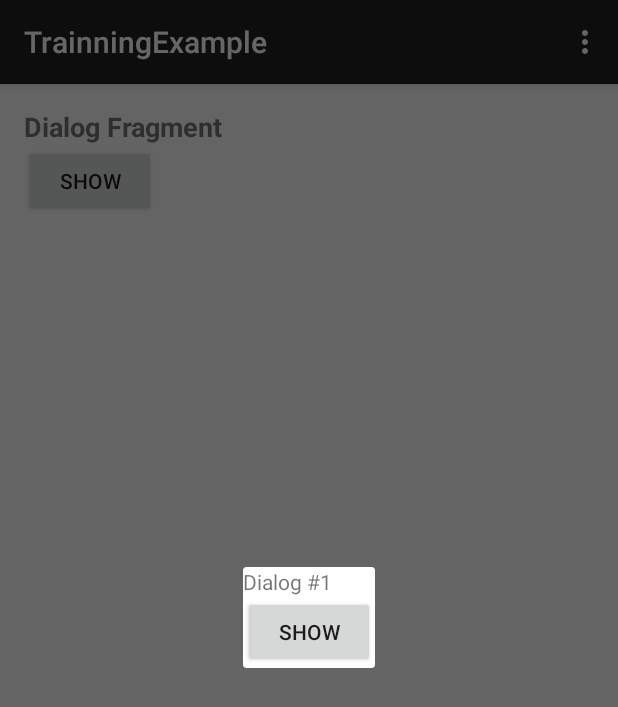
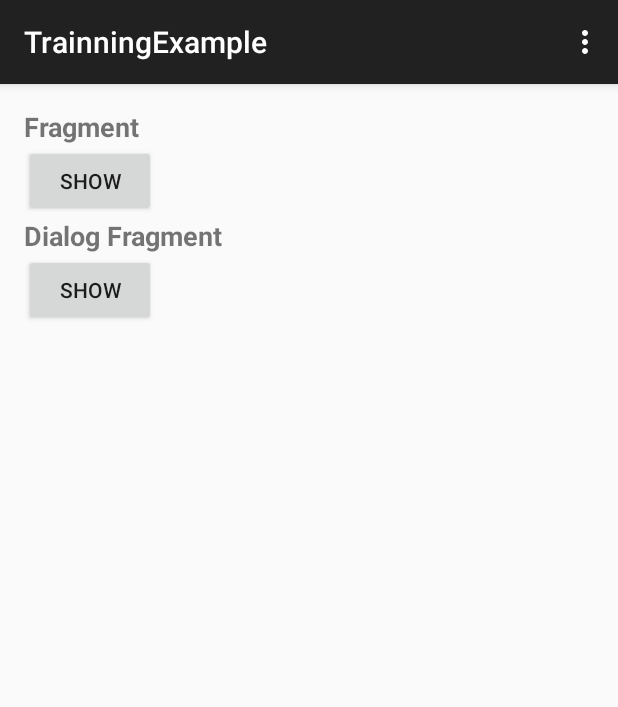
Before and after one commit to GHC124/TrainningExample, an Android app: the screen it shows after launch (MainActivity), after a tap on "SHOW", on a phone screen of 412 x 824 dp. Shown: the top 707 px of the screen. Run offline under Robolectric (Android 15) with nearby library versions, the phone set to English and light mode, and no system bars.

Commit message:
Finish show fragment

```diff
--- a/app/src/main/java/android/ghc/com/trainningexample/MainActivity.java
+++ b/app/src/main/java/android/ghc/com/trainningexample/MainActivity.java
@@ -1,8 +1,9 @@
 package android.ghc.com.trainningexample;
 
 import android.app.DialogFragment;
-import android.app.Fragment;
+import android.app.FragmentManager;
 import android.app.FragmentTransaction;
+import android.content.Intent;
 import android.os.Bundle;
 import android.support.v7.app.ActionBarActivity;
 import android.view.Menu;
@@ -18,6 +19,9 @@ public class MainActivity extends ActionBarActivity implements View.OnClickListe
     protected void onCreate(Bundle savedInstanceState) {
         super.onCreate(savedInstanceState);
         setContentView(R.layout.activity_main);
+
+        Button btnShowFragment = (Button)findViewById(R.id.btnShowFragment);
+        btnShowFragment.setOnClickListener(this);
 
         Button btnShowDialog = (Button)findViewById(R.id.btnShowDialog);
         btnShowDialog.setOnClickListener(this);
@@ -54,15 +58,24 @@ public class MainActivity extends ActionBarActivity implements View.OnClickListe
         // in a transaction.  We also want to remove any currently showing
         // dialog, so make our own transaction and take care of that here.
         FragmentTransaction ft = getFragmentManager().beginTransaction();
-        Fragment prev = getFragmentManager().findFragmentByTag("dialog");
-        if (prev != null) {
-            ft.remove(prev);
-        }
-        ft.addToBackStack(null);
-
         // Create and show the dialog.
         DialogFragment newFragment = DialogFragmentExample.newInstance(mStackLevel);
-        newFragment.show(ft, "dialog");
+        newFragment.show(ft, "dialog" + mStackLevel);
+    }
+
+    public void closeAllDialog(){
+        FragmentManager fragmentManager = getFragmentManager();
+        for(int i = 1;i <= mStackLevel; i++) {
+            DialogFragmentExample fragment = (DialogFragmentExample) fragmentManager.findFragmentByTag("dialog" + i);
+            if (fragment != null) {
+                fragment.close();
+            }
+        }
+    }
+
+    private void showFragment(){
+        Intent intent = new Intent(this, FragmentExample.class);
+        startActivity(intent);
     }
 
     @Override
@@ -71,6 +84,9 @@ public class MainActivity extends ActionBarActivity implements View.OnClickListe
             case R.id.btnShowDialog:
                 showDialog();
                 break;
+            case R.id.btnShowFragment:
+                showFragment();
+                break;
         }
     }
 }
--- a/app/src/main/res/layout/activity_main.xml
+++ b/app/src/main/res/layout/activity_main.xml
@@ -11,6 +11,18 @@
 
     <TextView
         style="@style/style18bold"
+        android:text="@string/start_show_fragment"
+        android:layout_width="wrap_content"
+        android:layout_height="wrap_content"
+        />
+    <Button android:id="@+id/btnShowFragment"
+            android:layout_width="wrap_content"
+            android:layout_height="wrap_content"
+            android:text="@string/show"
+        />
+
+    <TextView
+        style="@style/style18bold"
         android:text="@string/start_show_dialog"
         android:layout_width="wrap_content"
         android:layout_height="wrap_content"
@@ -18,6 +30,6 @@
     <Button android:id="@+id/btnShowDialog"
         android:layout_width="wrap_content"
         android:layout_height="wrap_content"
-        android:text="@string/show_dialog"
+        android:text="@string/show"
         />
 </LinearLayout>
--- a/app/src/main/res/values/strings.xml
+++ b/app/src/main/res/values/strings.xml
@@ -4,6 +4,9 @@
     <string name="app_name">TrainningExample</string>
     <string name="hello_world">Hello world!</string>
     <string name="action_settings">Settings</string>
-    <string name="show_dialog">Show</string>
+    <string name="show">Show</string>
+    <string name="close_all">Close All</string>
+    <string name="start_show_fragment">Fragment</string>
     <string name="start_show_dialog">Dialog Fragment</string>
+    <string name="no_text">[NO DATA]</string>
 </resources>
```
Also changed, not shown: app/src/main/java/android/ghc/com/trainningexample/DialogFragmentExample.java (+11 -0 lines), app/src/main/java/android/ghc/com/trainningexample/FragmentContent.java (added, +37 -0 lines), app/src/main/java/android/ghc/com/trainningexample/FragmentExample.java (added, +52 -0 lines), app/src/main/res/layout/fragment_content_layout.xml (added, +11 -0 lines), app/src/main/res/layout/fragment_dialog.xml (+8 -1 lines), app/src/main/res/layout/fragment_layout.xml (added, +17 -0 lines), app/src/main/res/layout/row_layout.xml (added, +10 -0 lines).
